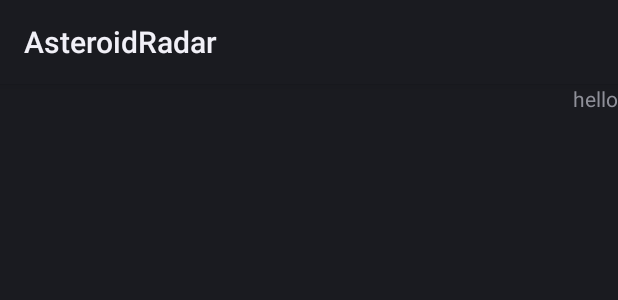
After one commit to Sandeep-Kaur-GitHub/AsteroidRadarApp, an Android app: the layout activity_detail.xml on its own in the app's theme, with its tools: preview values and no code run, on a phone screen of 412 x 824 dp. The commit adds this screen. Shown: the top 300 px of the screen. Run offline under Robolectric (Android 15) with nearby library versions, the phone set to English and light mode, and no system bars; network calls fail.

Commit message:
Implement click listener on RecyclerView

```diff
--- a/app/src/main/AndroidManifest.xml
+++ b/app/src/main/AndroidManifest.xml
@@ -2,7 +2,9 @@
 <manifest xmlns:android="http://schemas.android.com/apk/res/android"
     xmlns:tools="http://schemas.android.com/tools"
     package="com.example.asteroidradar">
+
     <uses-permission android:name="android.permission.INTERNET" />
+
     <application
         android:allowBackup="true"
         android:dataExtractionRules="@xml/data_extraction_rules"
@@ -13,6 +15,9 @@
         android:supportsRtl="true"
         android:theme="@style/Theme.AsteroidRadar"
         tools:targetApi="31">
+        <activity
+            android:name=".detail"
+            android:exported="false" />
         <activity
             android:name=".MainActivity"
             android:exported="true">
--- a/app/src/main/java/com/example/asteroidradar/MainViewModel.kt
+++ b/app/src/main/java/com/example/asteroidradar/MainViewModel.kt
@@ -69,6 +69,12 @@ class MainViewModel(application: Application) : AndroidViewModel(application) {
         val dateAsteroidJsonArray = nearEarthObjectsJson.getJSONArray("2022-09-02")
         for (i in 0 until dateAsteroidJsonArray.length()) {
             val asteroidJson = dateAsteroidJsonArray.getJSONObject(i)
+
+            val estimatedDiameter= asteroidJson.getJSONObject("estimated_diameter")
+            val DiameterInKilometer= estimatedDiameter.getJSONObject("kilometers")
+            val maxDiameter= DiameterInKilometer.getDouble("estimated_diameter_max")
+            Log.i("he",""+maxDiameter)
+
             val id = asteroidJson.getLong("id")
             val codename = asteroidJson.getString("name")
             val absoluteMagnitude = asteroidJson.getDouble("absolute_magnitude_h")
--- /dev/null
+++ b/app/src/main/res/layout/activity_detail.xml
@@ -0,0 +1,16 @@
+<?xml version="1.0" encoding="utf-8"?>
+<androidx.constraintlayout.widget.ConstraintLayout xmlns:android="http://schemas.android.com/apk/res/android"
+    xmlns:app="http://schemas.android.com/apk/res-auto"
+    xmlns:tools="http://schemas.android.com/tools"
+    android:layout_width="match_parent"
+    android:layout_height="match_parent"
+    tools:context=".detail">
+
+    <TextView
+        android:id="@+id/textView"
+        android:layout_width="wrap_content"
+        android:layout_height="wrap_content"
+        android:text="hello"
+        app:layout_constraintEnd_toEndOf="parent"
+        app:layout_constraintTop_toTopOf="parent" />
+</androidx.constraintlayout.widget.ConstraintLayout>
--- a/app/src/main/res/layout/activity_main.xml
+++ b/app/src/main/res/layout/activity_main.xml
@@ -6,6 +6,7 @@
         <variable
             name="viewModel"
             type="com.example.asteroidradar.MainViewModel" />
+
     </data>
 <androidx.constraintlayout.widget.ConstraintLayout
     android:layout_width="match_parent"
```
Also changed, not shown: app/src/main/java/com/example/asteroidradar/MainActivity.kt (+10 -2 lines), app/src/main/java/com/example/asteroidradar/NeoDataAdapter.kt (+23 -8 lines), app/src/main/java/com/example/asteroidradar/detail.kt (added, +11 -0 lines), app/src/main/res/layout/custom_list_layout.xml (+8 -6 lines).
